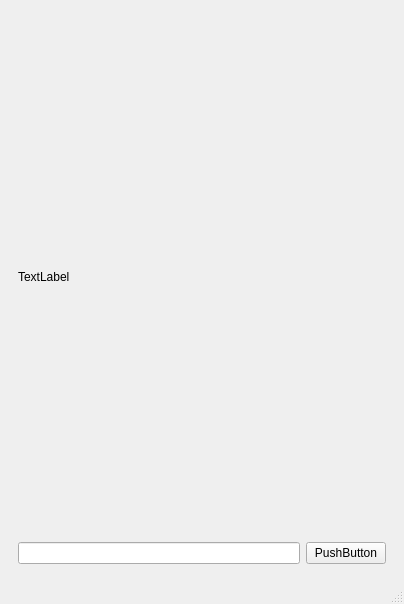
Before: the Qt Designer form Source/mainwindow.ui in TheEvilRoot/2CourseWork, drawn with Qt 5.
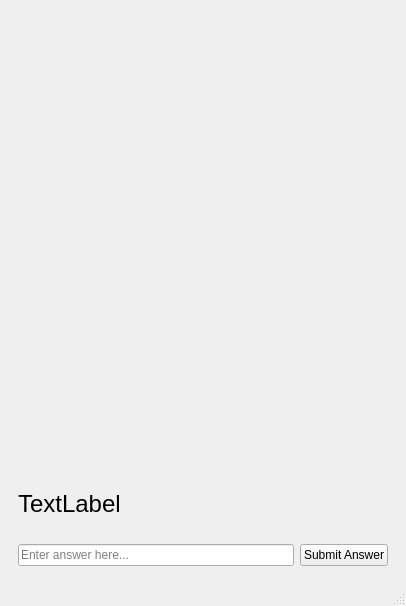
After: the same form once the commit is applied. The open tabs and pages were chosen to show the change. Icons and pictures are not drawn.

```diff
--- a/Source/mainwindow.ui
+++ b/Source/mainwindow.ui
@@ -6,8 +6,8 @@
    <rect>
     <x>0</x>
     <y>0</y>
-    <width>404</width>
-    <height>604</height>
+    <width>406</width>
+    <height>606</height>
    </rect>
   </property>
   <property name="minimumSize">
@@ -267,30 +267,77 @@
       </widget>
       <widget class="QWidget" name="inputTest">
        <layout class="QGridLayout" name="gridLayout_4">
-        <item row="0" column="0">
-         <widget class="QLabel" name="questionLabelInput">
-          <property name="text">
-           <string>TextLabel</string>
-          </property>
-          <property name="wordWrap">
-           <bool>true</bool>
-          </property>
-         </widget>
-        </item>
-        <item row="1" column="0">
+        <item row="3" column="0">
          <layout class="QHBoxLayout" name="horizontalLayout">
           <item>
-           <widget class="QLineEdit" name="inputAnswerInput"/>
+           <widget class="QLineEdit" name="inputAnswerInput">
+            <property name="placeholderText">
+             <string>Enter answer here...</string>
+            </property>
+           </widget>
           </item>
           <item>
            <widget class="QPushButton" name="inputSubmitButton">
             <property name="text">
-             <string>PushButton</string>
+             <string>Submit Answer</string>
             </property>
            </widget>
           </item>
          </layout>
         </item>
+        <item row="2" column="0">
+         <spacer name="verticalSpacer_4">
+          <property name="orientation">
+           <enum>Qt::Vertical</enum>
+          </property>
+          <property name="sizeType">
+           <enum>QSizePolicy::Fixed</enum>
+          </property>
+          <property name="sizeHint" stdset="0">
+           <size>
+            <width>20</width>
+            <height>20</height>
+           </size>
+          </property>
+         </spacer>
+        </item>
+        <item row="1" column="0">
+         <widget class="QLabel" name="questionLabelInput">
+          <property name="sizePolicy">
+           <sizepolicy hsizetype="Preferred" vsizetype="Minimum">
+            <horstretch>0</horstretch>
+            <verstretch>0</verstretch>
+           </sizepolicy>
+          </property>
+          <property name="font">
+           <font>
+            <pointsize>18</pointsize>
+           </font>
+          </property>
+          <property name="text">
+           <string>TextLabel</string>
+          </property>
+          <property name="textFormat">
+           <enum>Qt::RichText</enum>
+          </property>
+          <property name="wordWrap">
+           <bool>true</bool>
+          </property>
+         </widget>
+        </item>
+        <item row="0" column="0">
+         <spacer name="verticalSpacer_5">
+          <property name="orientation">
+           <enum>Qt::Vertical</enum>
+          </property>
+          <property name="sizeHint" stdset="0">
+           <size>
+            <width>20</width>
+            <height>40</height>
+           </size>
+          </property>
+         </spacer>
+        </item>
        </layout>
       </widget>
       <widget class="QWidget" name="checkTest">
```
Left out of the diff: 146 changed lines with no effect on the pictures.
